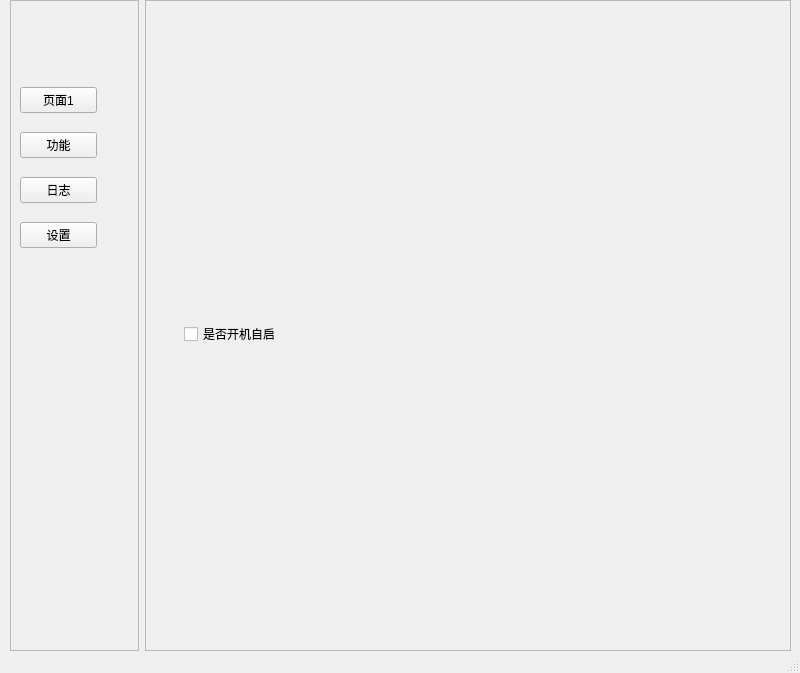
First picture: the form in asserts/MainWindows.ui, repository JhihJian/Jhih_Ai_Assistant, before the edit.
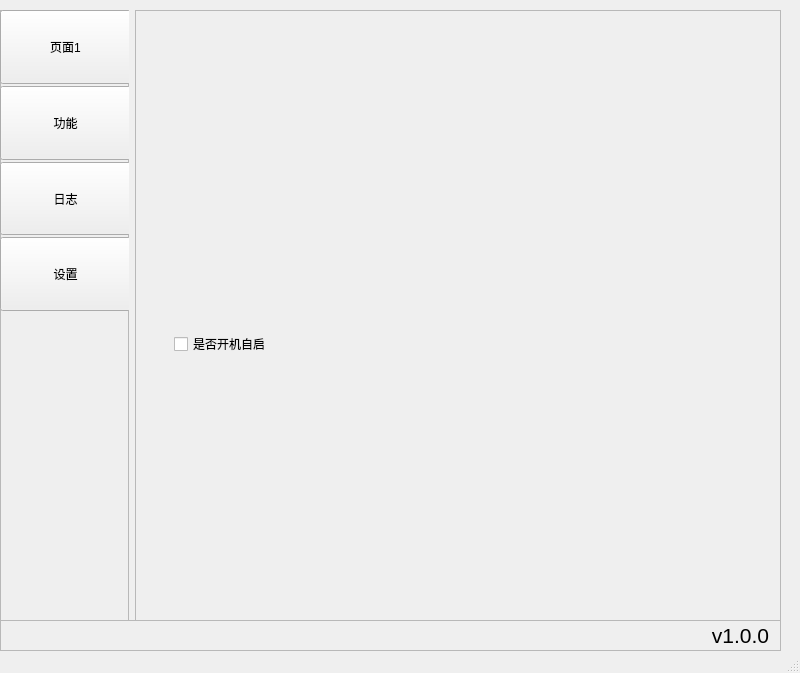
Second picture: the form after the edit.

Commit message: 打包修改，更换入口程序 加version label

```diff
--- a/asserts/MainWindows.ui
+++ b/asserts/MainWindows.ui
@@ -17,10 +17,10 @@
    <widget class="QWidget" name="layoutWidget1">
     <property name="geometry">
      <rect>
-      <x>10</x>
-      <y>0</y>
+      <x>0</x>
+      <y>10</y>
       <width>781</width>
-      <height>651</height>
+      <height>611</height>
      </rect>
     </property>
     <layout class="QHBoxLayout" name="two_split">
@@ -41,10 +41,10 @@
        <widget class="QWidget" name="layoutWidget2">
         <property name="geometry">
          <rect>
-          <x>10</x>
-          <y>70</y>
-          <width>77</width>
-          <height>195</height>
+          <x>0</x>
+          <y>0</y>
+          <width>131</width>
+          <height>301</height>
          </rect>
         </property>
         <layout class="QVBoxLayout" name="verticalLayout">
@@ -53,6 +53,12 @@
          </property>
          <item>
           <widget class="QPushButton" name="pushButton">
+           <property name="sizePolicy">
+            <sizepolicy hsizetype="Minimum" vsizetype="Minimum">
+             <horstretch>0</horstretch>
+             <verstretch>0</verstretch>
+            </sizepolicy>
+           </property>
            <property name="text">
             <string>页面1</string>
            </property>
@@ -60,6 +66,12 @@
          </item>
          <item>
           <widget class="QPushButton" name="function_button">
+           <property name="sizePolicy">
+            <sizepolicy hsizetype="Minimum" vsizetype="Minimum">
+             <horstretch>0</horstretch>
+             <verstretch>0</verstretch>
+            </sizepolicy>
+           </property>
            <property name="text">
             <string>功能</string>
            </property>
@@ -67,6 +79,12 @@
          </item>
          <item>
           <widget class="QPushButton" name="log_button">
+           <property name="sizePolicy">
+            <sizepolicy hsizetype="Minimum" vsizetype="Minimum">
+             <horstretch>0</horstretch>
+             <verstretch>0</verstretch>
+            </sizepolicy>
+           </property>
            <property name="text">
             <string>日志</string>
            </property>
@@ -74,6 +92,12 @@
          </item>
          <item>
           <widget class="QPushButton" name="setting_button">
+           <property name="sizePolicy">
+            <sizepolicy hsizetype="Minimum" vsizetype="Minimum">
+             <horstretch>0</horstretch>
+             <verstretch>0</verstretch>
+            </sizepolicy>
+           </property>
            <property name="text">
             <string>设置</string>
            </property>
@@ -320,6 +344,50 @@
      </item>
     </layout>
    </widget>
+   <widget class="QFrame" name="Button_Display_Frame">
+    <property name="geometry">
+     <rect>
+      <x>0</x>
+      <y>620</y>
+      <width>781</width>
+      <height>31</height>
+     </rect>
+    </property>
+    <property name="frameShape">
+     <enum>QFrame::StyledPanel</enum>
+    </property>
+    <property name="frameShadow">
+     <enum>QFrame::Raised</enum>
+    </property>
+    <widget class="QLabel" name="version_label">
+     <property name="geometry">
+      <rect>
+       <x>710</x>
+       <y>0</y>
+       <width>61</width>
+       <height>31</height>
+      </rect>
+     </property>
+     <property name="sizePolicy">
+      <sizepolicy hsizetype="Minimum" vsizetype="Preferred">
+       <horstretch>0</horstretch>
+       <verstretch>0</verstretch>
+      </sizepolicy>
+     </property>
+     <property name="font">
+      <font>
+       <family>Nirmala UI</family>
+       <pointsize>16</pointsize>
+      </font>
+     </property>
+     <property name="text">
+      <string>v1.0.0</string>
+     </property>
+     <property name="alignment">
+      <set>Qt::AlignCenter</set>
+     </property>
+    </widget>
+   </widget>
   </widget>
   <widget class="QStatusBar" name="statusbar"/>
  </widget>
```
The commit also changes 6 other files.
